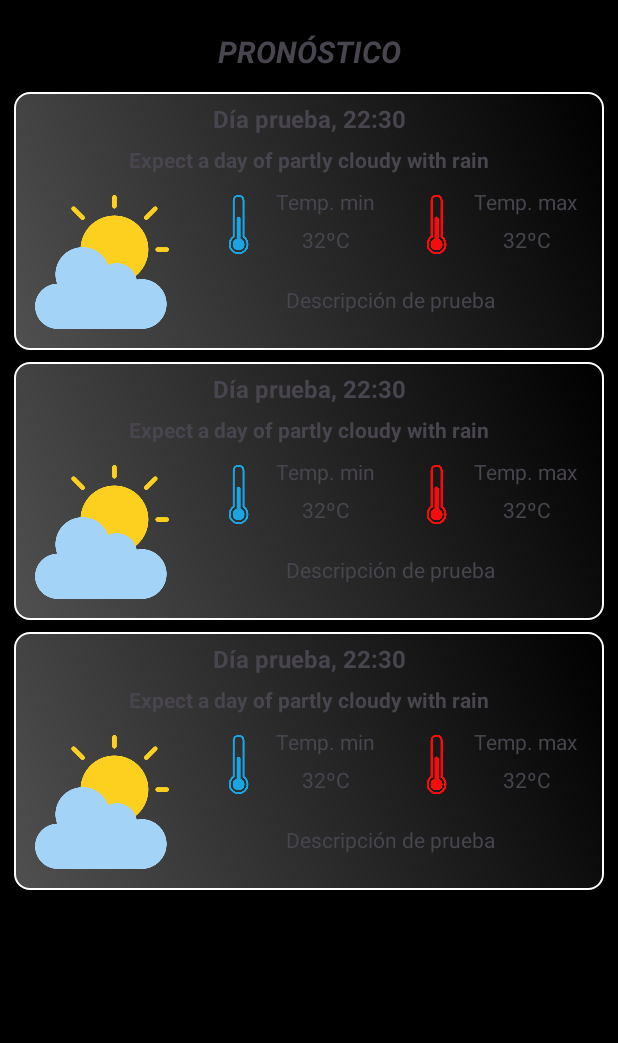
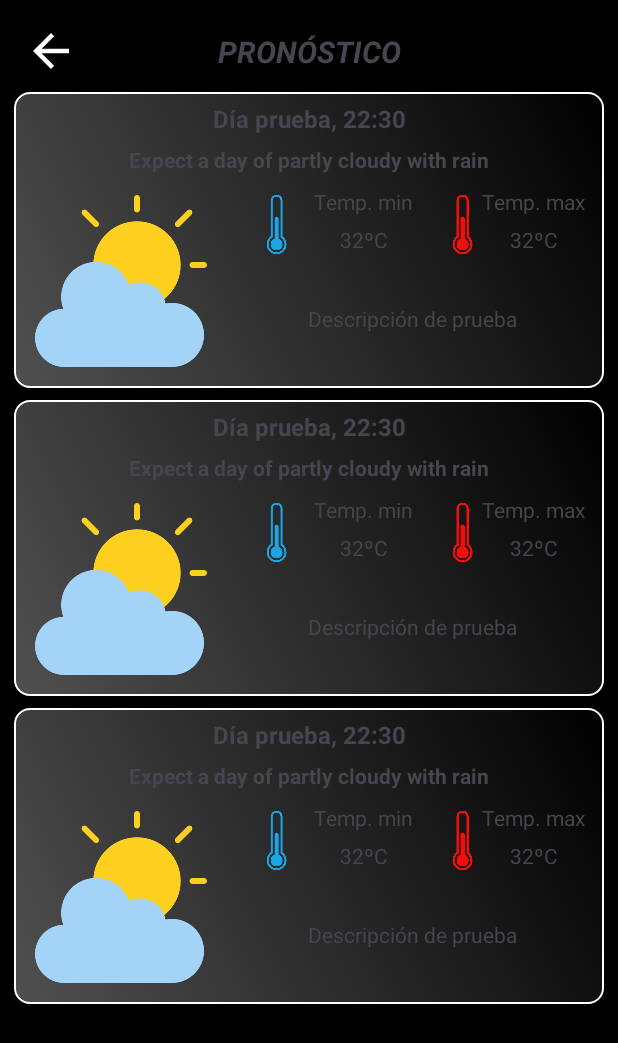
Before and after one commit to Jmarser/WatherApp_java, an Android app: the layout activity_forecast.xml on its own in the app's theme, with its tools: preview values and no code run, on a phone screen of 412 x 824 dp. Shown: the top 1043 px of the screen. Run offline under Robolectric (Android 15) with nearby library versions, the phone set to English and light mode, and no system bars.

Commit message:
Mostramos los iconos del tiempo en los imageView

```diff
--- a/app/src/main/java/com/jmarser/weatherapp_java/forecast/adapter/ForecastAdapter.java
+++ b/app/src/main/java/com/jmarser/weatherapp_java/forecast/adapter/ForecastAdapter.java
@@ -1,5 +1,7 @@
 package com.jmarser.weatherapp_java.forecast.adapter;
 
+import android.content.Context;
+import android.util.Log;
 import android.view.LayoutInflater;
 import android.view.View;
 import android.view.ViewGroup;
@@ -7,6 +9,7 @@ import android.view.ViewGroup;
 import androidx.annotation.NonNull;
 import androidx.recyclerview.widget.RecyclerView;
 
+import com.bumptech.glide.Glide;
 import com.jmarser.weatherapp_java.api.models.Daily;
 import com.jmarser.weatherapp_java.databinding.ItemDiasRowBinding;
 import com.jmarser.weatherapp_java.utils.ConversionMethods;
@@ -50,10 +53,13 @@ public class ForecastAdapter extends RecyclerView.Adapter<ForecastAdapter.Foreca
         }
 
         public void renderRow(Daily daily){
+            String day = binding.getRoot().getContext().getString(ConversionMethods.getDayName((long) daily.getDt()));
+            binding.tvDiaPronostico.setText(day +", " + ConversionMethods.getHora(daily.getDt()));
             binding.tvSummaryPronostico.setText(daily.getSummary());
             binding.tvTempMin.setText(ConversionMethods.getTemperature(daily.getTemp().getMin()));
             binding.tvTempMax.setText(ConversionMethods.getTemperature(daily.getTemp().getMax()));
             binding.tvTempDescriptionForecast.setText(daily.getWeather().get(0).getDescription());
+            Glide.with(binding.getRoot().getContext()).load(ConversionMethods.getIcon(daily.getWeather().get(0).getIcon())).into(binding.imgIconForecast);
         }
     }
 }
--- a/app/src/main/java/com/jmarser/weatherapp_java/forecast/view/ForecastActivity.java
+++ b/app/src/main/java/com/jmarser/weatherapp_java/forecast/view/ForecastActivity.java
@@ -17,6 +17,7 @@ import com.jmarser.weatherapp_java.forecast.presenter.ForecastPresenter;
 import com.jmarser.weatherapp_java.utils.Constants;
 
 import java.util.ArrayList;
+import java.util.Calendar;
 import java.util.List;
 
 import javax.inject.Inject;
@@ -39,6 +40,7 @@ public class ForecastActivity extends AppCompatActivity implements ForecastView{
         setContentView(binding.getRoot());
 
         initInjection();
+        initListeners();
 
         Long longitud = getIntent().getLongExtra(Constants.LONGITUD, 0);
         Long latitud = getIntent().getLongExtra(Constants.LATITUD, 0);
@@ -55,6 +57,10 @@ public class ForecastActivity extends AppCompatActivity implements ForecastView{
                 .build();
 
         appComponent.inject(this);
+    }
+
+    private void initListeners(){
+        binding.imgBack.setOnClickListener(view -> onBackPressed());
     }
 
     private void renderRecyclerForecast() {
--- a/app/src/main/java/com/jmarser/weatherapp_java/main/view/WeatherFragment.java
+++ b/app/src/main/java/com/jmarser/weatherapp_java/main/view/WeatherFragment.java
@@ -10,6 +10,7 @@ import android.widget.Toast;
 import androidx.fragment.app.Fragment;
 import androidx.recyclerview.widget.LinearLayoutManager;
 
+import com.bumptech.glide.Glide;
 import com.jmarser.weatherapp_java.api.models.Hourly;
 import com.jmarser.weatherapp_java.api.models.WeatherBase;
 import com.jmarser.weatherapp_java.api.models.Zona;
@@ -135,7 +136,11 @@ public class WeatherFragment extends Fragment implements WeatherView {
     }
 
     private void renderUI() {
+
+        binding.tvDateCurrent.setText(ConversionMethods.getCurrentDayAndTime(binding.getRoot().getContext()));
+
         // Parametros que vienen del objeto WeatherBase
+        Glide.with(binding.getRoot().getContext()).load(ConversionMethods.getIcon(weatherBase.getWeather().get(0).getIcon())).into(binding.imgTempActual);
         binding.tvCiudad.setText(weatherBase.getName() + ", " + weatherBase.getSys().getCountry());
         binding.tvTempMinActual.setText(ConversionMethods.getTemperature(weatherBase.getMain().getTempMin()));
         binding.tvTempMaxActual.setText(ConversionMethods.getTemperature(weatherBase.getMain().getTempMax()));
--- a/app/src/main/res/drawable/ic_arrow_back.xml
+++ b/app/src/main/res/drawable/ic_arrow_back.xml
@@ -1,7 +1,7 @@
 <vector
     android:autoMirrored="true"
     android:height="24dp"
-    android:tint="#000000"
+    android:tint="#FFFFFF"
     android:viewportHeight="24"
     android:viewportWidth="24"
     android:width="24dp"
--- a/app/src/main/res/layout/item_dias_row.xml
+++ b/app/src/main/res/layout/item_dias_row.xml
@@ -47,8 +47,8 @@
 
             <ImageView
                 android:id="@+id/img_icon_forecast"
-                android:layout_width="100dp"
-                android:layout_height="100dp"
+                android:layout_width="125dp"
+                android:layout_height="125dp"
                 android:src="@drawable/cloudy"
                 android:padding="5dp"
                 app:layout_constraintStart_toStartOf="parent"
@@ -85,18 +85,20 @@
                 android:id="@+id/icon_max"
                 android:layout_width="50dp"
                 android:layout_height="50dp"
-                android:layout_marginStart="16dp"
+                android:layout_marginStart="8dp"
                 android:src="@drawable/temp_max"
                 app:layout_constraintStart_toEndOf="@id/tempMin"
                 app:layout_constraintTop_toTopOf="@id/tempMin"/>
 
             <TextView
                 android:id="@+id/tempMax"
-                android:layout_width="70dp"
+                android:layout_width="wrap_content"
                 android:layout_height="wrap_content"
                 android:text="@string/temp_max"
+                android:layout_marginEnd="16dp"
                 app:layout_constraintStart_toEndOf="@id/icon_max"
-                app:layout_constraintTop_toTopOf="@id/icon_max"/>
+                app:layout_constraintTop_toTopOf="@id/icon_max"
+                app:layout_constraintEnd_toEndOf="parent"/>
             <TextView
                 android:id="@+id/tv_temp_max"
                 android:layout_width="wrap_content"
@@ -121,8 +123,6 @@
 
         </androidx.constraintlayout.widget.ConstraintLayout>
 
-
-
     </androidx.constraintlayout.widget.ConstraintLayout>
 
 </FrameLayout>
```
Also changed, not shown: app/src/main/java/com/jmarser/weatherapp_java/utils/ConversionMethods.java (+70 -0 lines), app/src/main/res/layout/fragment_weather.xml (+14 -2 lines), app/src/main/res/values/strings.xml (+25 -0 lines).
